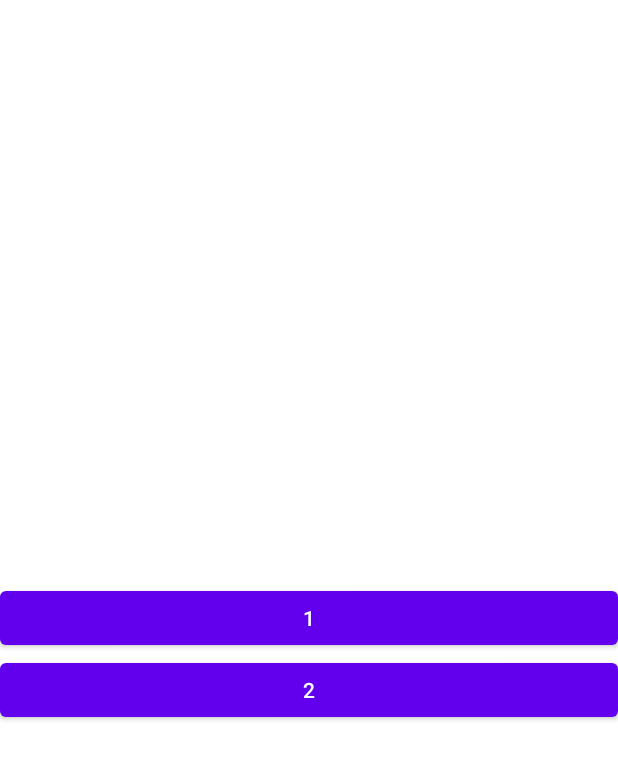
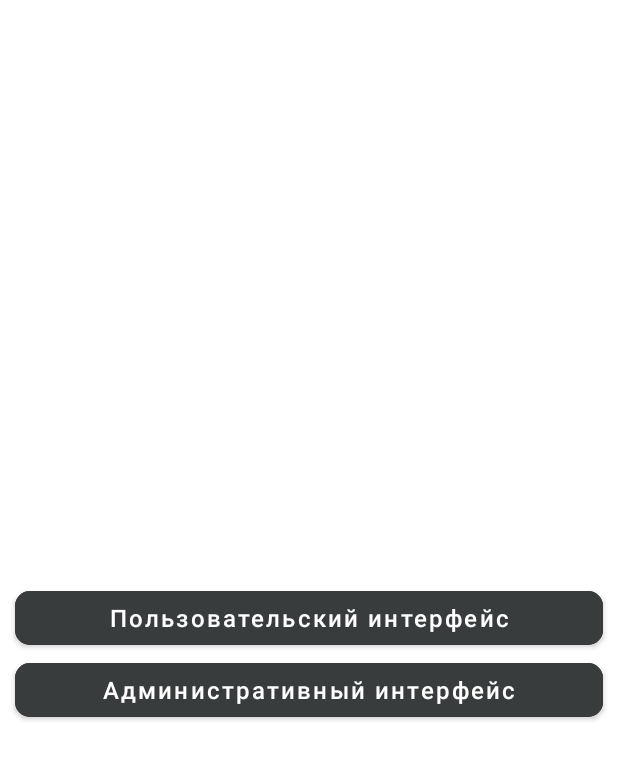
Before and after one commit to DanilaKurdyukov/VendingApp2.0_NavigationComponent_FirestoreCloud, an Android app: the layout fragment_start.xml on its own in the app's theme, with its tools: preview values and no code run, on a phone screen of 412 x 824 dp. Shown: the top 760 px of the screen. Run offline under Robolectric (Android 15) with nearby library versions, the phone set to English and light mode, and no system bars.

Commit message:
Added style for button and made interface fragment_start

```diff
--- a/app/src/main/res/layout/fragment_start.xml
+++ b/app/src/main/res/layout/fragment_start.xml
@@ -10,14 +10,16 @@
         android:id="@+id/materialButton"
         android:layout_width="match_parent"
         android:layout_height="wrap_content"
-        android:text="1"
+        android:text="Пользовательский интерфейс"
         app:layout_constraintBottom_toBottomOf="parent"
-        app:layout_constraintTop_toTopOf="parent" />
+        app:layout_constraintTop_toTopOf="parent"
+        style="@style/ButtonStyle"/>
 
     <com.google.android.material.button.MaterialButton
         android:layout_width="match_parent"
         android:layout_height="wrap_content"
-        android:text="2"
-        app:layout_constraintTop_toBottomOf="@+id/materialButton" />
+        android:text="Административный интерфейс"
+        app:layout_constraintTop_toBottomOf="@+id/materialButton"
+        style="@style/ButtonStyle"/>
 
 </androidx.constraintlayout.widget.ConstraintLayout>
--- a/app/src/main/res/values/colors.xml
+++ b/app/src/main/res/values/colors.xml
@@ -9,6 +9,6 @@
     <color name="brown">#FFA39F93</color>
     <color name="darkGreen">#FF39515C</color>
 
-    <color name="black">#FF000000</color>
+    <color name="black">#FF383C3D</color>
     <color name="white">#FFFFFFFF</color>
 </resources>
--- /dev/null
+++ b/app/src/main/res/values/styles.xml
@@ -0,0 +1,12 @@
+<?xml version="1.0" encoding="utf-8"?>
+<resources>
+    <style name="ButtonStyle">
+        <item name="android:backgroundTint">@color/black</item>
+        <item name="android:layout_marginLeft">10dp</item>
+        <item name="android:layout_marginRight">10dp</item>
+        <item name="cornerRadius">10dp</item>
+        <item name="android:textColor">@color/white</item>
+        <item name="android:textAllCaps">false</item>
+        <item name="android:textSize">16dp</item>
+    </style>
+</resources>
```
